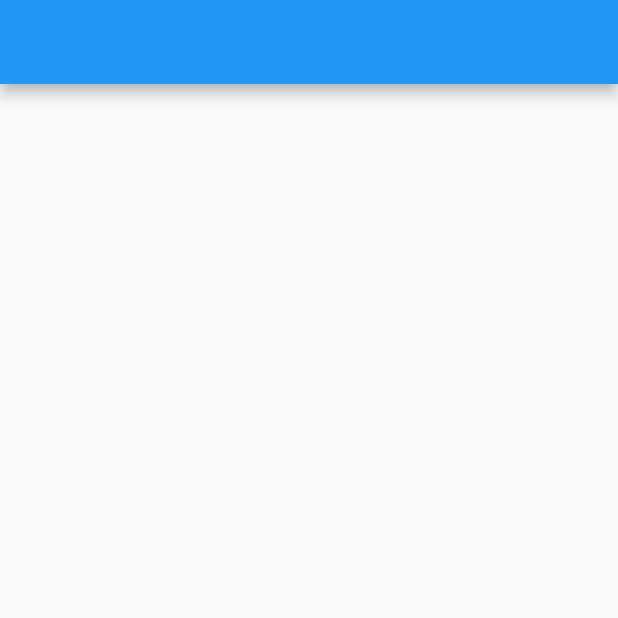
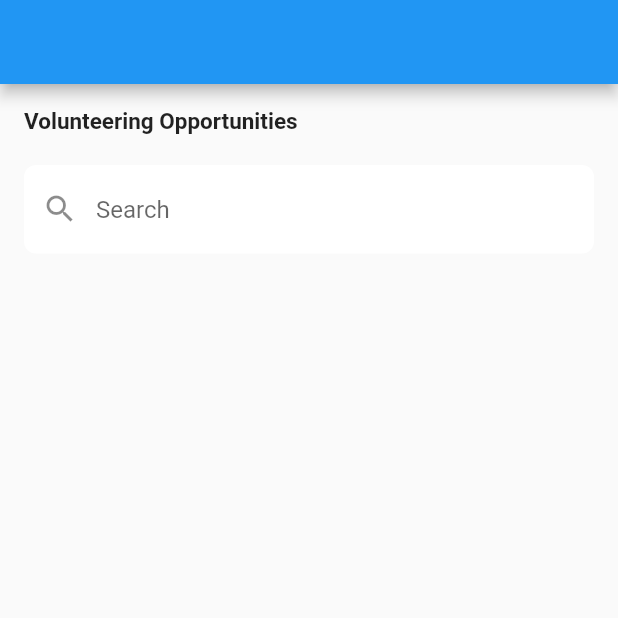
Before and after one commit to bonchons/Hackfest2023, a Flutter app: the screen it shows after launch, on a phone screen of 412 x 824 dp, the top half of it. Run offline on Flutter 3.47's test engine with Material 2 defaults, Android fonts, the phone set to English and light mode, and no system bars.

```diff
--- a/lib/Opportunities/volOppPage.dart
+++ b/lib/Opportunities/volOppPage.dart
@@ -11,8 +11,36 @@ class _volOppPageState extends State<volOppPage> {
   @override
   Widget build(BuildContext context) {
     return Scaffold(
-      appBar: AppBar(),
-      body: Column(children: []),
-    );
+        appBar: AppBar(),
+        body: Padding(
+          padding: const EdgeInsets.all(16),
+          child: SingleChildScrollView(
+            child: Column(
+              children: [
+                Container(
+                  alignment: Alignment.topLeft,
+                  child: Text('Volunteering Opportunities',
+                      style: TextStyle(
+                        fontWeight: FontWeight.bold,
+                        fontSize: 15,
+                      )), //volunteering opportunities
+                ),
+                SizedBox(height: 20),
+                TextField(
+                  decoration: InputDecoration(
+                    filled: true,
+                    fillColor: Colors.white,
+                    border: OutlineInputBorder(
+                      borderRadius: BorderRadius.circular(8.0),
+                      borderSide: BorderSide.none,
+                    ),
+                    hintText: "Search",
+                    prefixIcon: Icon(Icons.search),
+                  ),
+                ), //search bar--------------------------
+              ],
+            ),
+          ),
+        ));
   }
 }
```
Also changed, not shown: lib/constants.dart (added, +23 -0 lines), pubspec.yaml (+7 -0 lines), assets/fonts/Helvetica.ttf (added).
